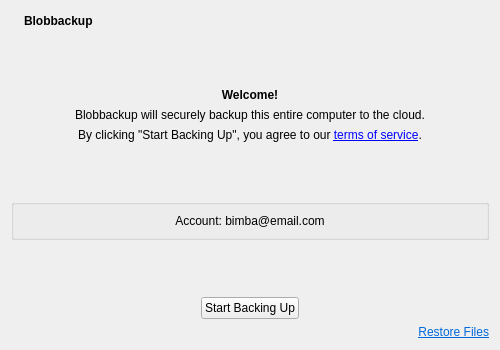
Old version of the form client/src/blobbackup/ui/welcomedialog.ui in the repository Blobbackup/Blobbackup.
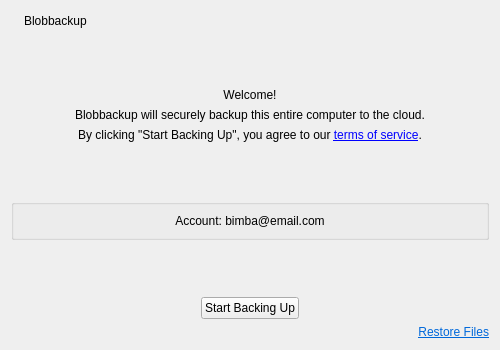
New version of the form.

Commit message: Remove all font tags from ui files

Diff of the .ui file:
```diff
--- a/client/src/blobbackup/ui/welcomedialog.ui
+++ b/client/src/blobbackup/ui/welcomedialog.ui
@@ -31,12 +31,6 @@
      </item>
      <item>
       <widget class="QLabel" name="label_2">
-       <property name="font">
-        <font>
-         <weight>75</weight>
-         <bold>true</bold>
-        </font>
-       </property>
        <property name="text">
         <string>Blobbackup</string>
        </property>
@@ -72,12 +66,6 @@
    </item>
    <item>
     <widget class="QLabel" name="label_3">
-     <property name="font">
-      <font>
-       <weight>75</weight>
-       <bold>true</bold>
-      </font>
-     </property>
      <property name="text">
       <string>Welcome!</string>
      </property>
```
The commit also changes 8 other files.
